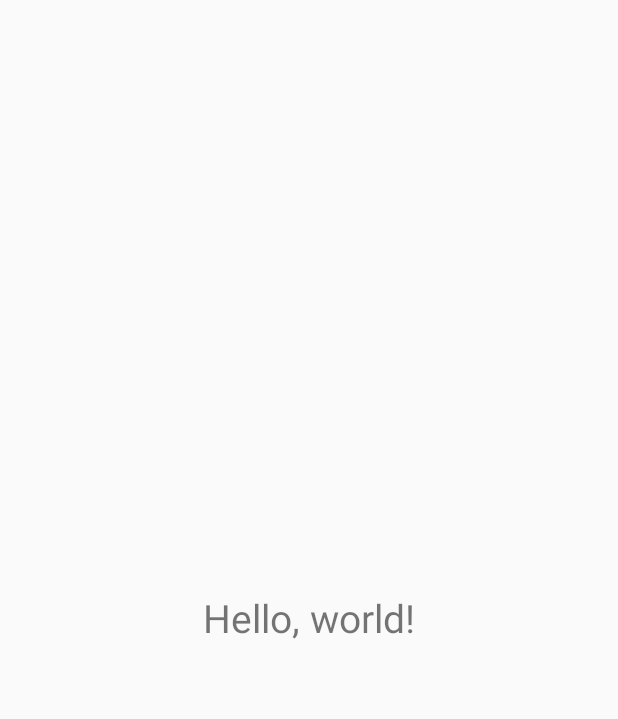
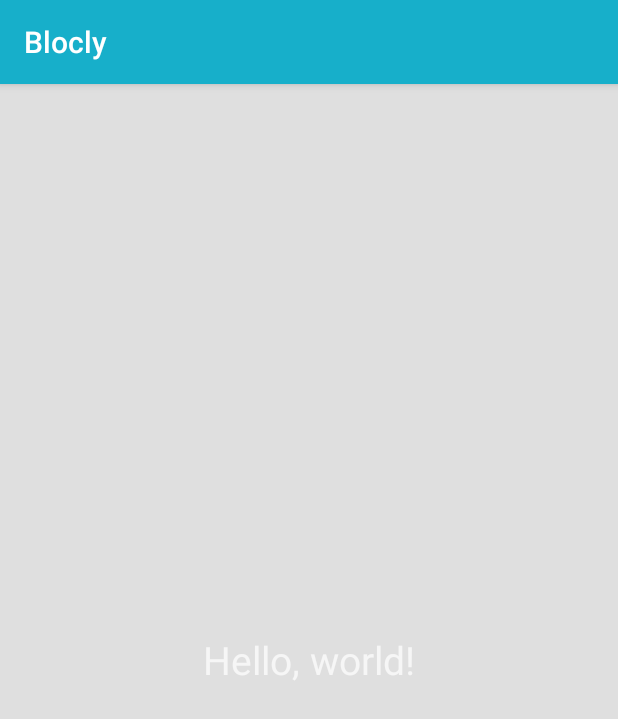
Before and after one commit to rluick15/Blocly, an Android app: the screen it shows after launch (BloclyActivity), on a phone screen of 412 x 824 dp. Shown: the top 719 px of the screen. Run offline under Robolectric (Android 15) with nearby library versions, the phone set to English and light mode, and no system bars.

Commit message:
Style Your Application

```diff
--- /dev/null
+++ b/app/src/main/res/values-v21/styles.xml
@@ -0,0 +1,15 @@
+<?xml version="1.0" encoding="utf-8"?>
+<resources>
+
+    <style name="AppTheme" parent="android:Theme.Material">
+        <!-- Main theme colors -->
+        <!--   your app's branding color (for the app bar) -->
+        <item name="android:colorPrimary">@color/primary</item>
+        <!--   darker variant of colorPrimary (for status bar, contextual app bars) -->
+        <item name="android:colorPrimaryDark">@color/primary_dark</item>
+        <!--   theme UI controls like checkboxes and text fields -->
+        <item name="android:colorAccent">@color/accent</item>
+        <!-- Window Background -->
+        <item name="android:windowBackground">@color/windowBackground</item>
+    </style>
+</resources>
--- a/app/src/main/res/values/styles.xml
+++ b/app/src/main/res/values/styles.xml
@@ -1,8 +1,9 @@
 <resources>
 
     <!-- Base application theme. -->
-    <style name="AppTheme" parent="Theme.AppCompat.Light.DarkActionBar">
-        <!-- Customize your theme here. -->
+    <style name="AppTheme" parent="android:Theme.Holo.Light.DarkActionBar">
+        <!-- Window Background -->
+        <item name="android:windowBackground">@color/windowBackground</item>
     </style>
 
 </resources>
```
Also changed, not shown: app/src/main/res/values/colors.xml (added, +19 -0 lines).
